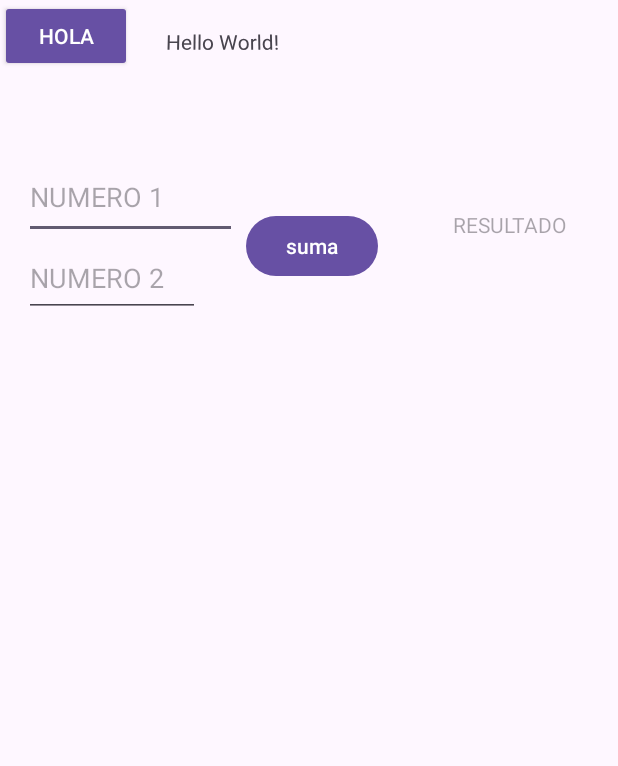
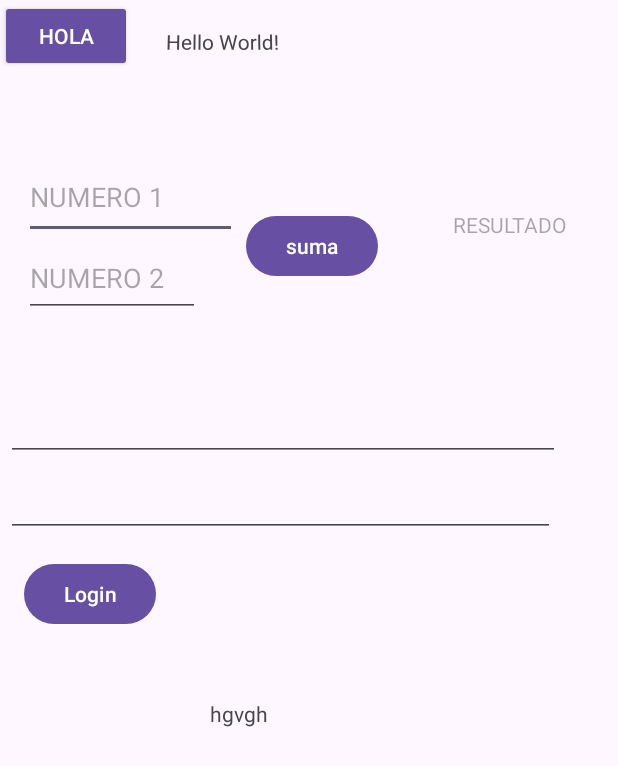
Before and after one commit to brunocmdz/androidioStudio, an Android app built with Jetpack Compose: the screen it shows after launch (MainActivity), on a phone screen of 412 x 824 dp. Shown: the top 766 px of the screen. Run offline under Robolectric (Android 15) with nearby library versions, the phone set to English and light mode, and no system bars; libraries missing offline, so code that uses them is left out: androidx.compose.ui.

Commit message:
actividad 3 y fin

```diff
--- a/asd/app/build.gradle.kts
+++ b/asd/app/build.gradle.kts
@@ -37,6 +37,7 @@ dependencies {
     implementation(libs.androidx.appcompat)
     implementation(libs.androidx.constraintlayout)
     implementation(libs.androidx.core.ktx)
+    implementation(libs.androidx.ui.test)
     implementation(libs.material)
     testImplementation(libs.junit)
     androidTestImplementation(libs.androidx.espresso.core)
--- a/asd/app/src/main/java/com/example/asd/MainActivity.kt
+++ b/asd/app/src/main/java/com/example/asd/MainActivity.kt
@@ -1,14 +1,17 @@
 package com.example.asd
 
 import android.os.Bundle
+import android.os.Looper
 import android.widget.Button
 import android.widget.EditText
 import android.widget.TextView
 import androidx.activity.enableEdgeToEdge
 import androidx.appcompat.app.AppCompatActivity
+import androidx.compose.ui.test.isEnabled
+import androidx.core.os.postDelayed
 import androidx.core.view.ViewCompat
 import androidx.core.view.WindowInsetsCompat
-
+import android.os.Handler
 class MainActivity : AppCompatActivity() {
     override fun onCreate(savedInstanceState: Bundle?) {
         super.onCreate(savedInstanceState)
@@ -36,6 +39,45 @@ class MainActivity : AppCompatActivity() {
             }
             resultado.text = "Resultado: ${a + b}"
         }
+        //actividad3
+        val Iemail = findViewById<EditText>(R.id.editTextTextEmailAddress)
+        val Ipassword = findViewById<EditText>(R.id.editTextTextPassword)
+        val result = findViewById<TextView>(R.id.result)
+        val login = findViewById<Button>(R.id.Login)
+
+        var contador = 0
+
+        var constanteEmail = "test@gmail.com"
+        var constantePassword = "123abc"
+
+        login.setOnClickListener {
+
+            var email = Iemail.text.toString()
+            var password = Ipassword.text.toString()
+
+            if(email == constanteEmail && password == constantePassword){
+                result.text = "Login correcto"
+            } else {
+                result.text = "Incorrecto ${contador}"
+                contador += 1
+                if (contador > 3){
+                    Iemail.isEnabled = false
+                    Ipassword.isEnabled = false
+                    login.isEnabled = false
+                    result.text = "bloqueado, Espera 10 segundos capo"
+
+                    Handler(Looper.getMainLooper()).postDelayed({
+                        Iemail.isEnabled = true
+                        Ipassword.isEnabled = true
+                        login.isEnabled = true
+                        contador = 0
+                        result.text = "inetnta denuvo"
+                    }, 10000)
+                }
+            }
+        }
+
+
         ViewCompat.setOnApplyWindowInsetsListener(findViewById(R.id.main)) { v, insets ->
             val systemBars = insets.getInsets(WindowInsetsCompat.Type.systemBars())
             v.setPadding(systemBars.left, systemBars.top, systemBars.right, systemBars.bottom)
--- a/asd/app/src/main/res/layout/activity_main.xml
+++ b/asd/app/src/main/res/layout/activity_main.xml
@@ -73,4 +73,47 @@
         app:layout_constraintEnd_toEndOf="parent"
         app:layout_constraintTop_toTopOf="parent" />
 
+    <EditText
+        android:id="@+id/editTextTextPassword"
+        android:layout_width="366dp"
+        android:layout_height="46dp"
+        android:layout_marginStart="4dp"
+        android:layout_marginTop="312dp"
+        android:ems="10"
+        android:inputType="textPassword"
+        app:layout_constraintStart_toStartOf="parent"
+        app:layout_constraintTop_toTopOf="parent" />
+
+    <EditText
+        android:id="@+id/editTextTextEmailAddress"
+        android:layout_width="369dp"
+        android:layout_height="47dp"
+        android:layout_marginStart="4dp"
+        android:layout_marginTop="260dp"
+        android:ems="10"
+        android:inputType="textEmailAddress"
+        app:layout_constraintStart_toStartOf="parent"
+        app:layout_constraintTop_toTopOf="parent" />
+
+    <Button
+        android:id="@+id/Login"
+        android:layout_width="wrap_content"
+        android:layout_height="wrap_content"
+        android:layout_marginTop="372dp"
+        android:text="Login"
+        app:layout_constraintEnd_toEndOf="parent"
+        app:layout_constraintHorizontal_bias="0.049"
+        app:layout_constraintStart_toStartOf="parent"
+        app:layout_constraintTop_toTopOf="parent" />
+
+    <TextView
+        android:id="@+id/result"
+        android:layout_width="200dp"
+        android:layout_height="42dp"
+        android:layout_marginStart="140dp"
+        android:layout_marginBottom="316dp"
+        android:text="hgvgh"
+        app:layout_constraintBottom_toBottomOf="parent"
+        app:layout_constraintStart_toStartOf="parent" />
+
 </androidx.constraintlayout.widget.ConstraintLayout>
--- a/asd/gradle/libs.versions.toml
+++ b/asd/gradle/libs.versions.toml
@@ -8,6 +8,7 @@ appcompat = "1.6.1"
 material = "1.10.0"
 activityKtx = "1.13.0"
 constraintlayout = "2.1.4"
+uiTest = "1.12.1"
 
 [libraries]
 androidx-core-ktx = { group = "androidx.core", name = "core-ktx", version.ref = "coreKtx" }
@@ -18,6 +19,7 @@ androidx-appcompat = { group = "androidx.appcompat", name = "appcompat", version
 material = { group = "com.google.android.material", name = "material", version.ref = "material" }
 androidx-activity-ktx = { group = "androidx.activity", name = "activity-ktx", version.ref = "activityKtx" }
 androidx-constraintlayout = { group = "androidx.constraintlayout", name = "constraintlayout", version.ref = "constraintlayout" }
+androidx-ui-test = { group = "androidx.compose.ui", name = "ui-test", version.ref = "uiTest" }
 
 [plugins]
 android-application = { id = "com.android.application", version.ref = "agp" }
```
